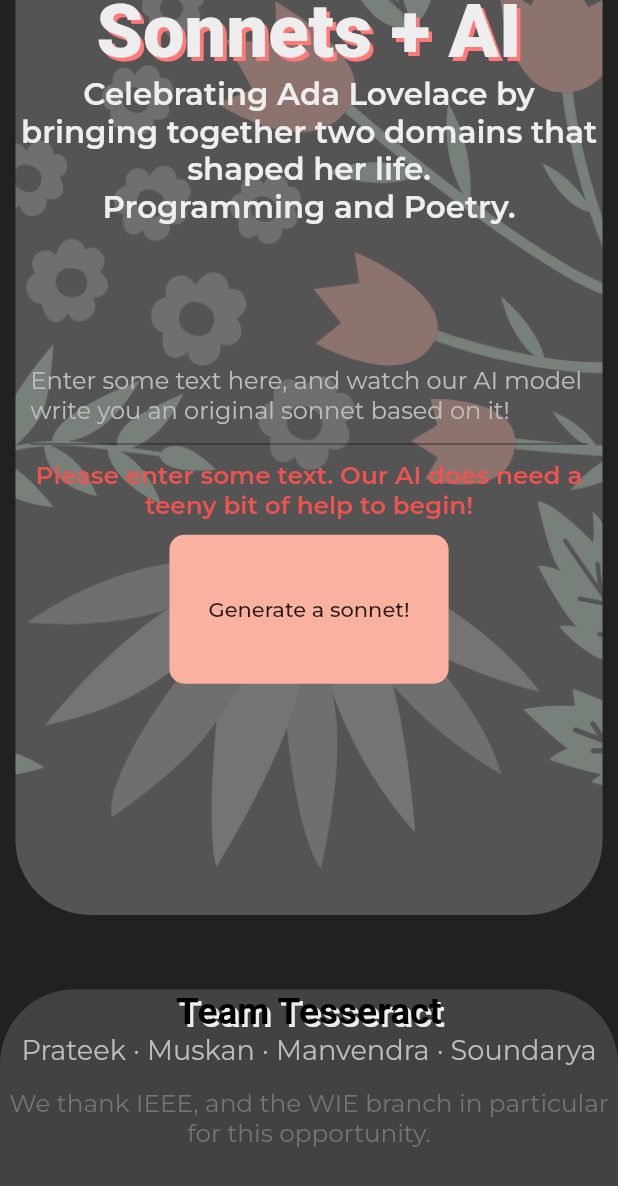
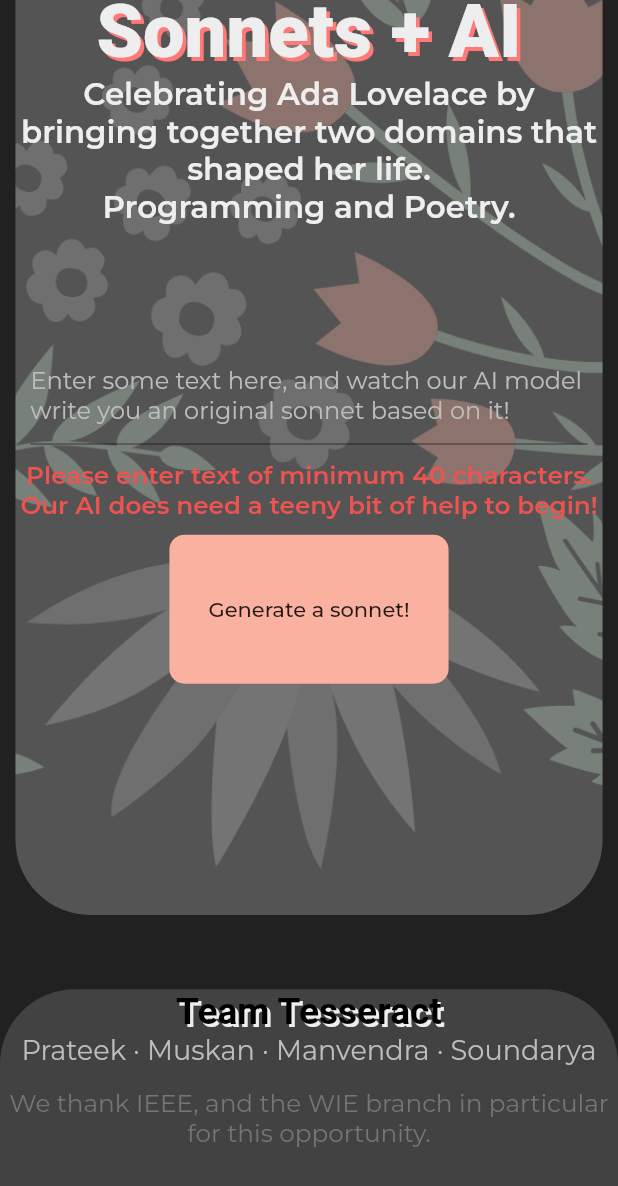
Before and after one commit to Soundarya03/TeamTesseract, a Flutter app: the screen it shows after launch, scrolled down 387 dp, after a tap on "Generate a sonnet!", on a phone screen of 412 x 824 dp. Shown: the top 1186 px of the screen. Run offline on Flutter 3.47's test engine with Material 2 defaults, Android fonts, the phone set to English and light mode, and no system bars; our stand-ins replace auto_size_text, flutter_spinkit, google_fonts; missing offline and left inert: clipboard, dart:html.

Commit message:
lorem ipsum removed, and input validation added.

```diff
--- a/lib/widgets/home.dart
+++ b/lib/widgets/home.dart
@@ -94,8 +94,7 @@ class _HomeBodyState extends State<HomeBody> {
             Container(
               padding: EdgeInsets.only(top: 25),
               child: Text(
-                input +
-                    '\n Lorem ipsum dolor sit amet,\n consectetur adipiscing elit, \nsed do eiusmod tempor incididunt ut labore \net dolore magna aliqua. \n\nUt enim ad minim veniam, \nquis nostrud exercitation ullamco \nlaboris nisi ut aliquip ex \nea commodo consequat. \nDuis aute irure dolor in \nreprehenderit in voluptate velit \nesse cillum dolore eu fugiat \nnulla pariatur excepteur sint \noccaecat cupidatat non proident.',
+                input,
                 //'\n\nPenned by an AI\n',
                 style: TextStyle(
                   fontSize: font,
@@ -106,7 +105,7 @@ class _HomeBodyState extends State<HomeBody> {
             Container(
               padding: EdgeInsets.only(top: 15),
               child: Text(
-                '- Penned by an AI\n  $formattedDate',
+                '\n\n- Penned by an AI\n  $formattedDate',
                 textAlign: TextAlign.left,
                 style: TextStyle(
                   fontSize: font,
@@ -122,6 +121,7 @@ class _HomeBodyState extends State<HomeBody> {
 
   Future<void> writePoem() async {
     setState(() {
+      error = '';
       isLoading = true;
     });
     /*This function is one of the most important parts of our program, as it writes our poem; here, I've split it into 3 parts.
@@ -144,7 +144,6 @@ class _HomeBodyState extends State<HomeBody> {
 
     //PART-3 : Performing a setState operation to trigger a rebuild of the widget tree, and display the poem
     setState(() {
-      error = '';
       poem = decoded['poem'];
       showpoemWidget = true;
     });
@@ -241,11 +240,11 @@ class _HomeBodyState extends State<HomeBody> {
                       ),
                       FlatButton(
                         onPressed: () {
-                          (inputText.text != '')
+                          (inputText.text.length > 40)
                               ? writePoem()
                               : setState(() {
                                   error =
-                                      'Please enter some text. Our AI does need a teeny bit of help to begin!';
+                                      'Please enter text of minimum 40 characters. Our AI does need a teeny bit of help to begin!';
                                 });
                         },
                         color: Color(0xfffab1a0),
```
